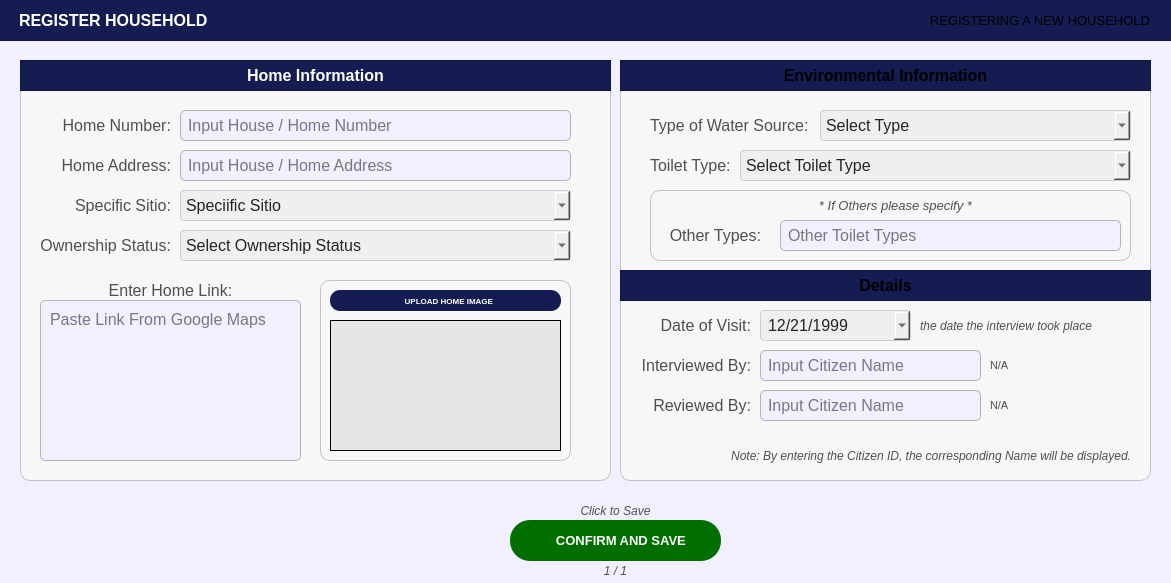
First picture: the form in Views/PopUp/Screen_CitizenPanel/ScreenHousehold/register_household.ui, repository Yohhannn/Barangay-Records-Statistics-System, before the edit.
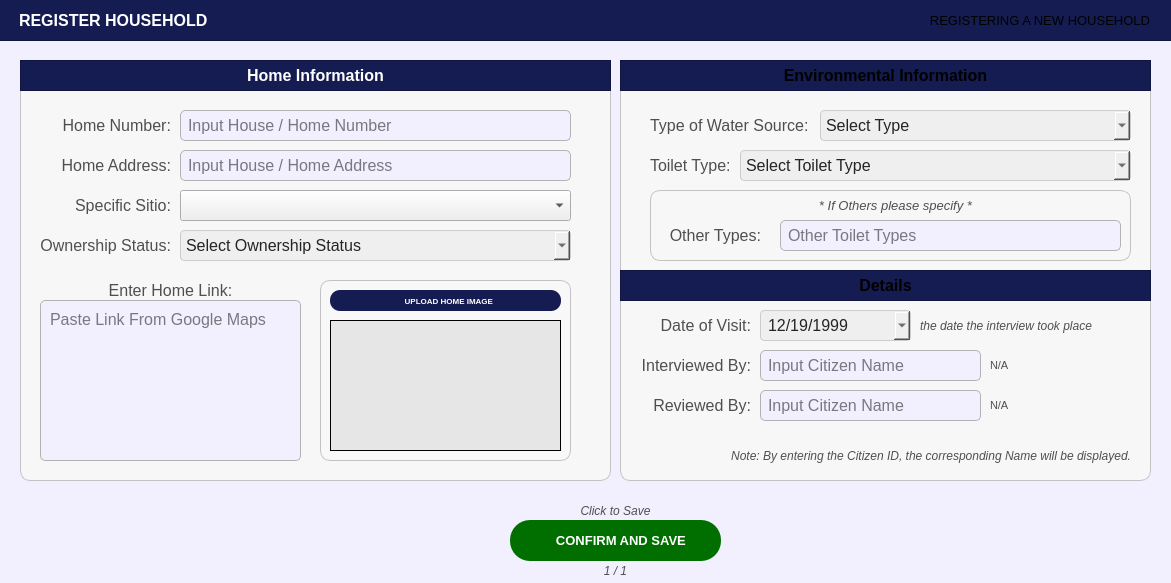
Second picture: the form after the edit. Icons and pictures are not drawn.

Patch:
```diff
--- a/Views/PopUp/Screen_CitizenPanel/ScreenHousehold/register_household.ui
+++ b/Views/PopUp/Screen_CitizenPanel/ScreenHousehold/register_household.ui
@@ -857,7 +857,7 @@
       <second>0</second>
       <year>1999</year>
       <month>12</month>
-      <day>21</day>
+      <day>19</day>
      </datetime>
     </property>
     <property name="displayFormat">
@@ -1521,7 +1521,7 @@
      <set>Qt::AlignmentFlag::AlignRight|Qt::AlignmentFlag::AlignTrailing|Qt::AlignmentFlag::AlignVCenter</set>
     </property>
    </widget>
-   <widget class="QComboBox" name="register_citizen_comboBox_CivilStatus">
+   <widget class="QComboBox" name="register_household_comboBox_Sitio">
     <property name="geometry">
      <rect>
       <x>160</x>
```
